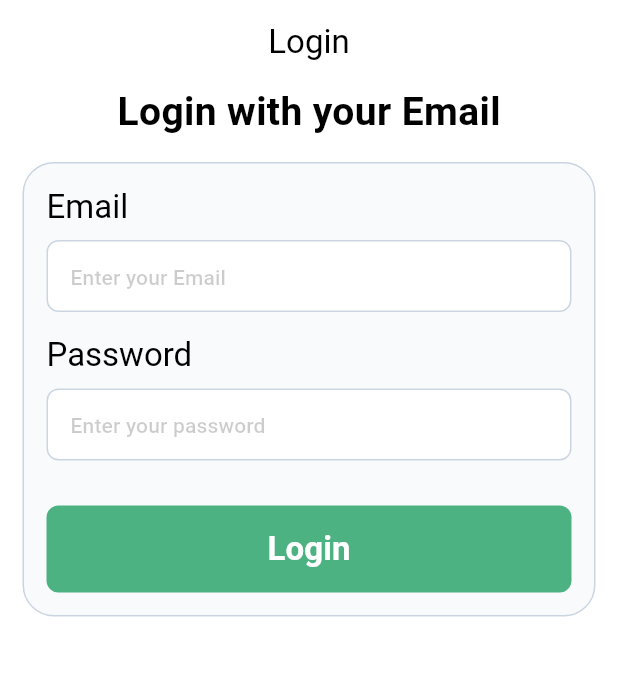
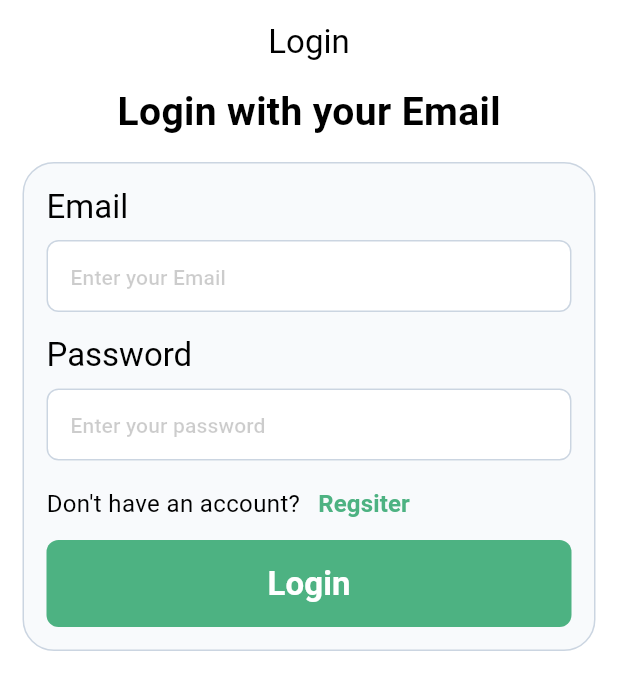
Before and after one commit to rahapal/Todo-List, a Flutter app: the screen it shows after launch, on a phone screen of 412 x 824 dp. Shown: the top 690 px of the screen. Run offline on Flutter 3.47's test engine with Material 3 defaults, Android fonts, the phone set to English and light mode, and no system bars; Roboto replaces fonts that are missing (poppins).

```diff
--- a/lib/main.dart
+++ b/lib/main.dart
@@ -1,6 +1,7 @@
 import 'package:flutter/material.dart';
 import 'package:todo_list/presentation/constants/app_colors.dart';
-import 'package:todo_list/presentation/screens/register/login_screen.dart';
+import 'package:todo_list/presentation/screens/login/login_screen.dart';
+import 'package:todo_list/presentation/screens/register/register_screen.dart';
 
 void main() {
   runApp(const MyApp());
--- a/lib/presentation/constants/text_styles.dart
+++ b/lib/presentation/constants/text_styles.dart
@@ -4,3 +4,13 @@ const kTextStyleheadline = TextStyle(
   fontSize: 26,
   fontWeight: FontWeight.w700,
 );
+
+const kTextStyledefault = TextStyle(
+  fontSize: 16,
+  fontWeight: FontWeight.w400,
+);
+
+const kTextstylemedium = TextStyle(
+  fontSize: 16,
+  fontWeight: FontWeight.w600,
+);
--- /dev/null
+++ b/lib/presentation/screens/login/login.dart
@@ -0,0 +1 @@
+export 'login_screen.dart';
--- a/lib/presentation/screens/register/login_screen.dart
+++ b/lib/presentation/screens/login/login_screen.dart
@@ -60,7 +60,7 @@ class _LoginScreenState extends State<LoginScreen> {
                         filled: true,
                       ),
                       Padding(
-                        padding: const EdgeInsets.only(top: 15, bottom: 30),
+                        padding: const EdgeInsets.only(top: 15, bottom: 5),
                         child: CustomTextField(
                           hintText: "Enter your password",
                           controller: _passwordController,
@@ -68,6 +68,20 @@ class _LoginScreenState extends State<LoginScreen> {
                           fillColor: AppColors.white,
                           filled: true,
                         ),
+                      ),
+                      Row(
+                        children: [
+                          const Text(
+                            "Don't have an account?",
+                            style: kTextStyledefault,
+                          ),
+                          TextButton(
+                              onPressed: () {},
+                              child: const Text(
+                                "Regsiter",
+                                style: kTextstylemedium,
+                              ))
+                        ],
                       ),
                       CustomButton(
                         onPressed: () {},
--- a/lib/presentation/screens/register/register.dart
+++ b/lib/presentation/screens/register/register.dart
@@ -1 +1 @@
-export 'login_screen.dart';
+export './register_screen.dart';
--- a/lib/presentation/screens/screens.dart
+++ b/lib/presentation/screens/screens.dart
@@ -0,0 +1 @@
+export './login/login_screen.dart';
```
Also changed, not shown: lib/presentation/screens/register/register_screen.dart (added, +104 -0 lines), lib/bloc/login_bloc/login_cubit.dart (added), lib/bloc/login_bloc/login_state.dart (added).
